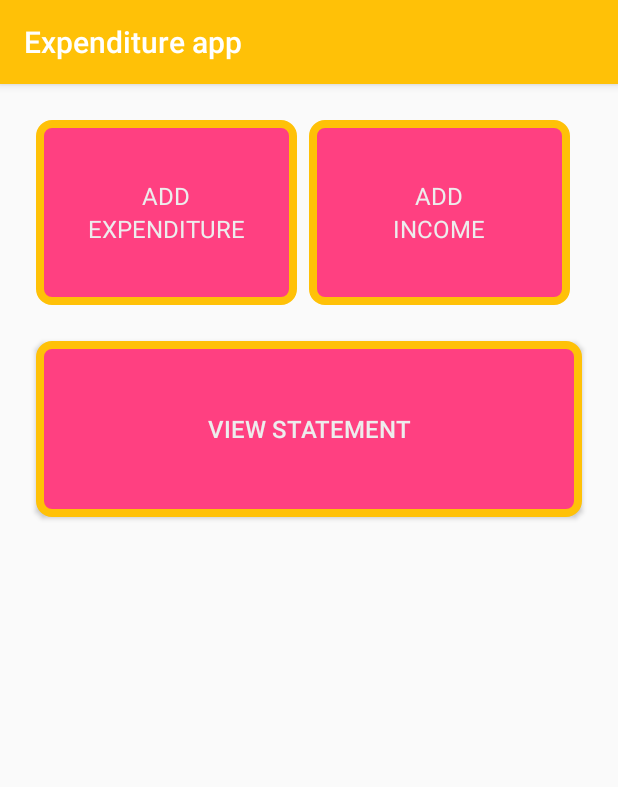
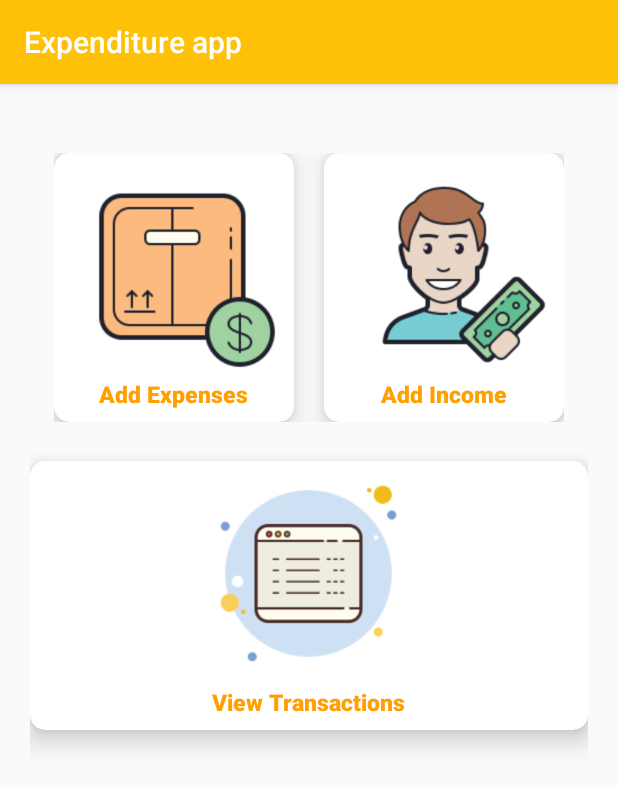
Before and after one commit to Olili2017/training-spectrum-expenditure-app, an Android app: the screen it shows after launch (MainActivity), on a phone screen of 412 x 824 dp. Shown: the top 787 px of the screen. Run offline under Robolectric (Android 15) with nearby library versions, the light colour scheme and no system bars.

Commit message:
integrate with fred UI functions

```diff
--- a/app/build.gradle
+++ b/app/build.gradle
@@ -31,4 +31,8 @@ dependencies {
     testImplementation 'junit:junit:4.12'
     androidTestImplementation 'androidx.test.ext:junit:1.1.2'
     androidTestImplementation 'androidx.test.espresso:espresso-core:3.3.0'
+
+//    fred
+    implementation "androidx.cardview:cardview:1.0.0"
+    implementation 'com.google.android.material:material:1.1.0'
 }
--- a/app/src/main/AndroidManifest.xml
+++ b/app/src/main/AndroidManifest.xml
@@ -9,7 +9,9 @@
         android:roundIcon="@mipmap/ic_launcher_round"
         android:supportsRtl="true"
         android:theme="@style/AppTheme">
-        <activity android:name=".Main2Activity"></activity>
+        <activity android:name=".TransactionsActivity"></activity>
+        <activity android:name=".AddIncomeActivity" />
+        <activity android:name=".AddExpenseActivity" />
         <activity android:name=".MainActivity">
             <intent-filter>
                 <action android:name="android.intent.action.MAIN" />
--- a/app/src/main/java/com/ugnext/training/expenditureapp/Main2Activity.java
+++ b/app/src/main/java/com/ugnext/training/expenditureapp/AddIncomeActivity.java
@@ -4,11 +4,11 @@ import androidx.appcompat.app.AppCompatActivity;
 
 import android.os.Bundle;
 
-public class Main2Activity extends AppCompatActivity {
+public class AddIncomeActivity extends AppCompatActivity {
 
     @Override
     protected void onCreate(Bundle savedInstanceState) {
         super.onCreate(savedInstanceState);
-        setContentView(R.layout.activity_main2);
+        setContentView(R.layout.activity_add_income);
     }
 }
--- a/app/src/main/java/com/ugnext/training/expenditureapp/MainActivity.java
+++ b/app/src/main/java/com/ugnext/training/expenditureapp/MainActivity.java
@@ -1,14 +1,47 @@
 package com.ugnext.training.expenditureapp;
 
 import androidx.appcompat.app.AppCompatActivity;
+import androidx.cardview.widget.CardView;
 
+import android.content.Intent;
 import android.os.Bundle;
+import android.view.View;
 
 public class MainActivity extends AppCompatActivity {
-
+    private CardView addExpense;
+    private CardView addIncome;
+    private CardView viewTransactions;
     @Override
     protected void onCreate(Bundle savedInstanceState) {
         super.onCreate(savedInstanceState);
         setContentView(R.layout.activity_main);
+
+        addExpense = (CardView)findViewById(R.id.addExpense);
+
+        addExpense.setOnClickListener(new View.OnClickListener() {
+            @Override
+            public void onClick(View v) {
+                Intent moveToExpenseAddition = new Intent(v.getContext(), AddExpenseActivity.class);
+                startActivity(moveToExpenseAddition);
+                overridePendingTransition(0,0);
+            }
+        });
+        viewTransactions = (CardView)findViewById(R.id.viewTransaction);
+        viewTransactions.setOnClickListener(new View.OnClickListener() {
+            @Override
+            public void onClick(View v) {
+                Intent moveToViewTransactions = new Intent(v.getContext(), TransactionsActivity.class);
+                startActivity(moveToViewTransactions);
+            }
+        });
+
+        addIncome = (CardView) findViewById(R.id.addIncome);
+        addIncome.setOnClickListener(new View.OnClickListener() {
+            @Override
+            public void onClick(View v) {
+                Intent moveToIncomeAddition = new Intent(v.getContext(), AddIncomeActivity.class);
+                startActivity(moveToIncomeAddition);
+            }
+        });
     }
 }
--- a/app/src/main/res/layout/activity_main.xml
+++ b/app/src/main/res/layout/activity_main.xml
@@ -1,80 +1,123 @@
 <?xml version="1.0" encoding="utf-8"?>
-<LinearLayout xmlns:android="http://schemas.android.com/apk/res/android"
-    xmlns:app="http://schemas.android.com/apk/res-auto"
+<RelativeLayout xmlns:android="http://schemas.android.com/apk/res/android"
     xmlns:tools="http://schemas.android.com/tools"
     android:layout_width="match_parent"
     android:layout_height="match_parent"
-    android:orientation="vertical"
-    tools:context=".MainActivity"
-    android:padding="12dp">
+    android:layout_margin="20dp"
+    tools:context=".MainActivity">
     <LinearLayout
+        android:id="@+id/linear"
+        android:layout_marginTop="10dp"
+        android:layout_width="match_parent"
+        android:orientation="horizontal"
+        android:layout_height="wrap_content"
+        android:baselineAligned="false"
+        android:padding="16dp">
+
+        <androidx.cardview.widget.CardView
+            xmlns:card_view="http://schemas.android.com/apk/res-auto"
+            android:id="@+id/addExpense"
+            android:background="@android:drawable/dialog_holo_light_frame"
+            android:layout_gravity="center"
+            android:layout_width="wrap_content"
+            android:layout_height="wrap_content"
+            android:layout_marginRight="10dp"
+            android:layout_weight="1"
+            card_view:cardElevation="10dp"
+            card_view:cardCornerRadius="10dp">
+
+            <RelativeLayout
                 android:layout_width="match_parent"
                 android:layout_height="wrap_content"
-        android:padding="12dp">
-        <LinearLayout
-            android:id="@+id/addExpenditure"
-            android:layout_width="0dp"
-            android:layout_weight="1"
-            android:layout_marginStart="0dp"
-            android:layout_marginEnd="8dp"
-            android:layout_height="123dp"
-            android:background="@drawable/shape"
-            android:padding="10dp"
-            android:shadowColor="@color/colorPrimary"
-            android:gravity="center"
-            android:orientation="vertical">
+                >
+                <ImageView
+                    android:id="@+id/image1"
+                    android:layout_width="150dp"
+                    android:layout_height="150dp"
+                    android:src="@drawable/cost"
+                    android:layout_centerHorizontal="true"
+                    />
+
                 <TextView
+                    android:id="@+id/info_text"
                     android:layout_width="wrap_content"
                     android:layout_height="wrap_content"
-                android:textAllCaps="true"
-                android:text="Add"
-                android:textColor="@color/lightgray"
-                android:textSize="16sp"/>
-            <TextView
+                    android:text="Add Expenses"
+                    android:layout_below="@id/image1"
+                    android:layout_centerInParent="true"
+                    android:fontFamily="sans-serif-black"
+                    android:textColor="@color/colorPrimaryDark"
+                    android:textSize="15sp"
+                    android:paddingBottom="8dp"/>
+            </RelativeLayout>
+        </androidx.cardview.widget.CardView>
+
+        <androidx.cardview.widget.CardView
+            xmlns:card_view="http://schemas.android.com/apk/res-auto"
+            android:id="@+id/addIncome"
+            android:layout_gravity="center"
             android:layout_width="wrap_content"
             android:layout_height="wrap_content"
-                android:text="Expenditure"
-                android:textAllCaps="true"
-                android:textColor="@color/lightgray"
-                android:textSize="16sp"/>
-        </LinearLayout>
-        <LinearLayout
-            android:id="@+id/addIncome"
-            android:layout_width="0dp"
             android:layout_weight="1"
-            android:layout_marginStart="0dp"
-            android:layout_marginEnd="8dp"
-            android:layout_height="123dp"
-            android:background="@drawable/shape"
-            android:padding="10dp"
-            android:shadowColor="@color/colorPrimary"
-            android:gravity="center"
-            android:orientation="vertical">
+            android:background="@android:drawable/dialog_holo_light_frame"
+            android:layout_marginLeft="10dp"
+            card_view:cardElevation="10dp"
+            card_view:cardCornerRadius="10dp">
+            <RelativeLayout
+                android:layout_width="match_parent"
+                android:layout_height="wrap_content">
+                <ImageView
+                    android:id="@+id/image2"
+                    android:layout_width="150dp"
+                    android:layout_height="150dp"
+                    android:src="@drawable/budget"
+                    android:layout_centerHorizontal="true" />
                 <TextView
+                    android:id="@+id/info_text1"
                     android:layout_width="wrap_content"
                     android:layout_height="wrap_content"
-                android:textAllCaps="true"
-                android:text="Add"
-                android:textColor="@color/lightgray"
-                android:textSize="16sp"/>
+                    android:text="Add Income"
+                    android:layout_below="@id/image2"
+                    android:layout_centerInParent="true"
+                    android:fontFamily="sans-serif-black"
+                    android:textColor="@color/colorPrimaryDark"
+                    android:textSize="15sp"
+                    android:paddingBottom="8dp"/>
+            </RelativeLayout>
+        </androidx.cardview.widget.CardView>
+    </LinearLayout>
+    <androidx.cardview.widget.CardView
+        xmlns:card_view="http://schemas.android.com/apk/res-auto"
+        android:id="@+id/viewTransaction"
+        android:layout_gravity="center"
+        android:layout_marginTop="10dp"
+        android:layout_width="match_parent"
+        android:layout_height="wrap_content"
+        android:layout_weight="1"
+        android:layout_below="@+id/linear"
+        card_view:cardElevation="10dp"
+        android:background="@android:drawable/dialog_holo_light_frame"
+        card_view:cardCornerRadius="10dp">
+        <RelativeLayout
+            android:layout_width="match_parent"
+            android:layout_height="wrap_content">
+            <ImageView
+                android:id="@+id/image3"
+                android:layout_width="150dp"
+                android:layout_height="150dp"
+                android:src="@drawable/transactionlist2"
+                android:layout_centerHorizontal="true" />
             <TextView
+                android:id="@+id/info_text2"
                 android:layout_width="wrap_content"
                 android:layout_height="wrap_content"
-                android:text="Income"
-                android:textAllCaps="true"
-                android:textColor="@color/lightgray"
-                android:textSize="16sp"/>
-        </LinearLayout>
-    </LinearLayout>
-    <Button
-        android:id="@+id/ViewStatement"
-        android:layout_width="match_parent"
-        android:layout_height="117dp"
-        android:background="@drawable/shape"
-        android:padding="10dp"
-        android:layout_margin="12dp"
-        android:shadowColor="@color/colorPrimary"
-        android:text="View Statement"
-        android:textColor="@color/lightgray"
-        android:textSize="16dp" />
-</LinearLayout>
+                android:text="View Transactions"
+                android:layout_below="@id/image3"
+                android:layout_centerInParent="true"
+                android:fontFamily="sans-serif-black"
+                android:textColor="@color/colorPrimaryDark"
+                android:textSize="15sp"
+                android:paddingBottom="8dp"/>
+        </RelativeLayout>
+    </androidx.cardview.widget.CardView>
+</RelativeLayout>
--- a/app/src/main/res/layout/activity_main2.xml
+++ b/app/src/main/res/layout/activity_transactions.xml
@@ -4,6 +4,6 @@
     xmlns:tools="http://schemas.android.com/tools"
     android:layout_width="match_parent"
     android:layout_height="match_parent"
-    tools:context=".Main2Activity">
+    tools:context=".TransactionsActivity">
 
 </androidx.constraintlayout.widget.ConstraintLayout>
```
Also changed, not shown: app/src/main/java/com/ugnext/training/expenditureapp/AddExpenseActivity.java (added, +29 -0 lines), app/src/main/java/com/ugnext/training/expenditureapp/TransactionsActivity.java (added, +14 -0 lines), app/src/main/res/layout/activity_add_expense.xml (added, +145 -0 lines), app/src/main/res/layout/activity_add_income.xml (added, +134 -0 lines), app/src/main/res/drawable/budget.png (added), app/src/main/res/drawable/cost.png (added), app/src/main/res/drawable/transactionlist2.png (added). Lines whose indentation alone changed are shown as unchanged.
